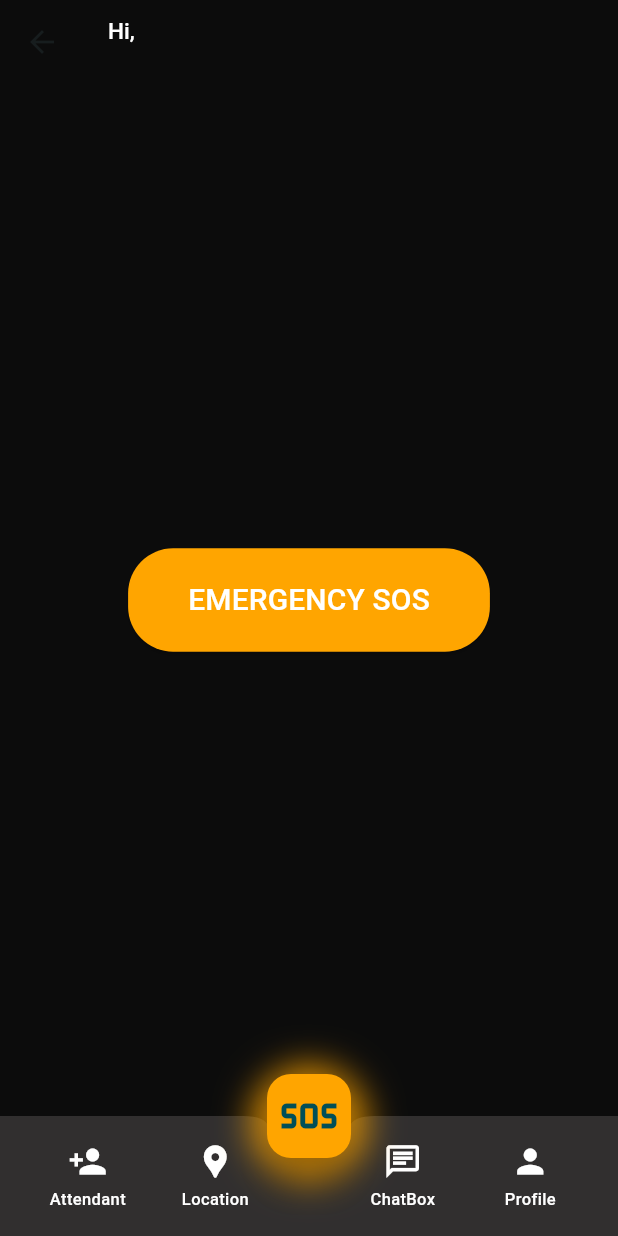
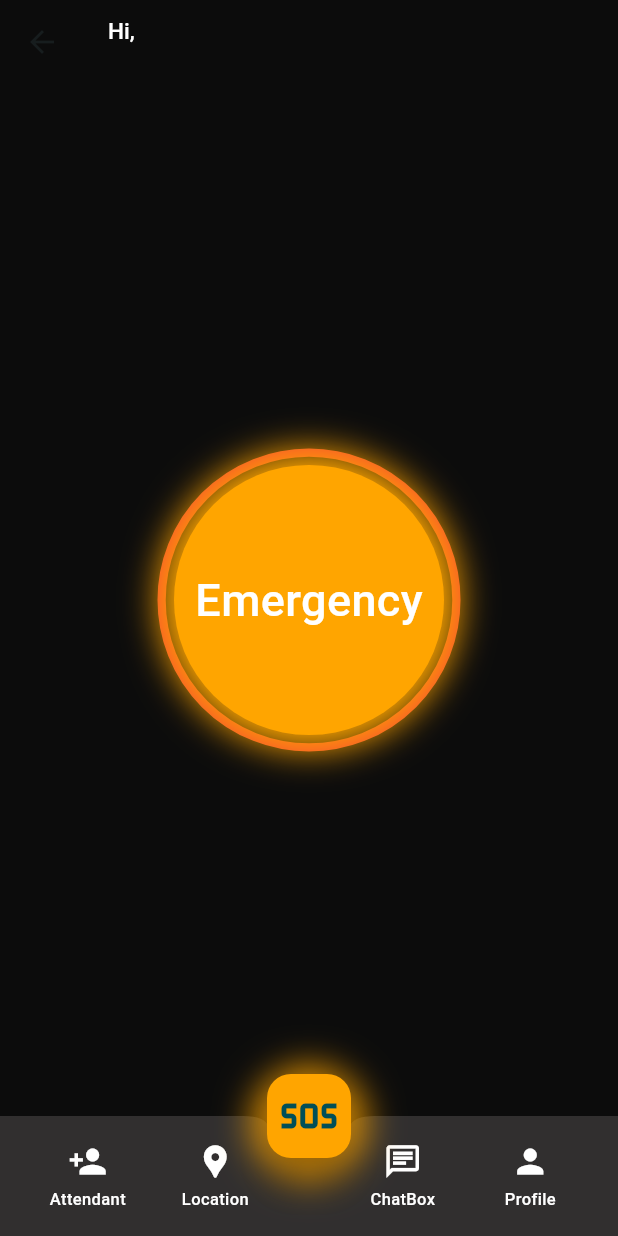
Before and after one commit to BaviskarMahesh/NexaCare, a Flutter app: the HomepageUser screen opened by its route, on a phone screen of 412 x 824 dp. Run offline on Flutter 3.47's test engine with Material 3 defaults, Android fonts, the light colour scheme and no system bars; our stand-ins replace cloud_firestore, email_validator, firebase_auth, firebase_core, geocoding, geolocator and 2 more; missing offline and left inert: animated_snack_bar, flutter_picker_plus; accounts and stored records are empty.

Commit message:
sos button added

```diff
--- a/lib/user/homepage_user.dart
+++ b/lib/user/homepage_user.dart
@@ -7,6 +7,8 @@ import 'package:nexacare/user/location/livelocation_page.dart';
 import 'package:nexacare/user/profile/user_profile.dart';
 import 'package:nexacare/utils/navbar.dart';
 
+import 'dart:async';
+
 class HomepageUser extends StatefulWidget {
   const HomepageUser({super.key});
 
@@ -14,10 +16,11 @@ class HomepageUser extends StatefulWidget {
   State<HomepageUser> createState() => _HomepageUserState();
 }
 
-class _HomepageUserState extends State<HomepageUser> {
+class _HomepageUserState extends State<HomepageUser>
+    with TickerProviderStateMixin {
   User? user;
-  int _selectedIndex = 0; // Default to home (SOS)
-  Color _fabColor = const Color(0xffFFA500); // Default FAB color
+  int _selectedIndex = 0;
+  Color _fabColor = const Color(0xffFFA500);
 
   String _userName = "User";
   String _userLocation = "No Location Info";
@@ -25,9 +28,16 @@ class _HomepageUserState extends State<HomepageUser> {
   final List<Widget> _screens = [
     NearAttendant(),
     LivelocationPage(),
-    ChatBox(),
+    Chatbox(),
     UserProfile(),
   ];
+
+  late AnimationController _controller;
+  late Animation<double> _borderAnimation;
+  int countdown = 5;
+  bool isPressed = false;
+  Timer? countdownTimer;
+  Color buttonColor = Color(0xffFFA500);
 
   @override
   void initState() {
@@ -42,6 +52,13 @@ class _HomepageUserState extends State<HomepageUser> {
     });
 
     _fetchUserData();
+
+    _controller = AnimationController(
+      vsync: this,
+      duration: const Duration(seconds: 1),
+    )..repeat(reverse: true);
+
+    _borderAnimation = Tween<double>(begin: 0.0, end: 1.0).animate(_controller);
   }
 
   void _fetchUserData() {
@@ -70,11 +87,10 @@ class _HomepageUserState extends State<HomepageUser> {
 
   void _onFabPressed() {
     setState(() {
-      _fabColor = Colors.red; // Change FAB color on tap
-      _selectedIndex = 0; // Navigate to the SOS screen
+      _fabColor = Colors.red;
+      _selectedIndex = 0;
     });
 
-    // Restore original color after 300ms
     Future.delayed(const Duration(milliseconds: 300), () {
       if (mounted) {
         setState(() {
@@ -84,12 +100,47 @@ class _HomepageUserState extends State<HomepageUser> {
     });
   }
 
+  void startCountdown() {
+    setState(() {
+      isPressed = true;
+    });
+
+    countdownTimer = Timer.periodic(const Duration(seconds: 1), (timer) {
+      if (countdown > 1) {
+        setState(() {
+          countdown--;
+          buttonColor = countdown % 2 == 0 ? Color(0xffFFA500) : Colors.red;
+        });
+      } else {
+        timer.cancel();
+        sendSOSAlert();
+        resetButton();
+      }
+    });
+  }
+
+  void resetButton() {
+    setState(() {
+      countdown = 5;
+      isPressed = false;
+      buttonColor = Color(0xffFFA500);
+    });
+  }
+
+  void sendSOSAlert() {
+    print("SOS triggered");
+  }
+
+  @override
+  void dispose() {
+    _controller.dispose();
+    super.dispose();
+  }
+
   @override
   Widget build(BuildContext context) {
     return Scaffold(
       backgroundColor: const Color(0xff0C0C0C),
-
-      // Show AppBar only on SOS screen (index == 0)
       appBar:
           _selectedIndex == 0
               ? AppBar(
@@ -116,35 +167,66 @@ class _HomepageUserState extends State<HomepageUser> {
                 ),
                 backgroundColor: const Color(0xff0C0C0C),
               )
-              : null, // Hide AppBar for other screens
-
+              : null,
       body:
           _selectedIndex == 0
               ? Center(
-                child: ElevatedButton(
-                  onPressed: () {
-                    print(
-                      "🚨 SOS BUTTON PRESSED! Implement SOS function here.",
-                    );
+                child: GestureDetector(
+                  onLongPress: startCountdown,
+                  onLongPressEnd: (details) {
+                    countdownTimer?.cancel();
+                    resetButton();
                   },
-                  style: ElevatedButton.styleFrom(
-                    backgroundColor: const Color(0xffFFA500),
-                    padding: const EdgeInsets.symmetric(
-                      vertical: 20,
-                      horizontal: 40,
-                    ),
-                    shape: RoundedRectangleBorder(
-                      borderRadius: BorderRadius.circular(30),
-                    ),
-                  ),
-                  child: const Text(
-                    "EMERGENCY SOS",
-                    style: TextStyle(fontSize: 20, color: Colors.white),
+                  child: Stack(
+                    alignment: Alignment.center,
+                    children: [
+                      AnimatedBuilder(
+                        animation: _controller,
+                        builder: (context, child) {
+                          return Container(
+                            width: 200 + (_borderAnimation.value * 20),
+                            height: 200 + (_borderAnimation.value * 20),
+                            decoration: BoxDecoration(
+                              shape: BoxShape.circle,
+                              border: Border.all(
+                                color: Colors.red,
+                                width: 5 + (_borderAnimation.value * 5),
+                              ),
+                            ),
+                          );
+                        },
+                      ),
+                      AnimatedContainer(
+                        duration: const Duration(milliseconds: 300),
+                        width: isPressed ? 150 : 180,
+                        height: isPressed ? 150 : 180,
+                        decoration: BoxDecoration(
+                          color: buttonColor,
+                          shape: BoxShape.circle,
+                          boxShadow: [
+                            BoxShadow(
+                              color: Color(0xffFFA500),
+                              blurRadius: 20,
+                              spreadRadius: 10,
+                            ),
+                          ],
+                        ),
+                        child: Center(
+                          child: Text(
+                            isPressed ? "$countdown" : "Emergency",
+                            style: const TextStyle(
+                              fontFamily: 'Font1',
+                              fontSize: 30,
+                              color: Colors.white,
+                            ),
+                          ),
+                        ),
+                      ),
+                    ],
                   ),
                 ),
               )
-              : _screens[_selectedIndex - 1], // Display other screens
-
+              : _screens[_selectedIndex - 1],
       floatingActionButton: Container(
         decoration: BoxDecoration(
           shape: BoxShape.circle,
@@ -162,11 +244,11 @@ class _HomepageUserState extends State<HomepageUser> {
           backgroundColor: _fabColor,
           splashColor: Colors.amber.shade600,
           elevation: 10,
+          heroTag: "Unique_sos_fab",
           child: const Icon(Icons.sos, size: 40),
         ),
       ),
       floatingActionButtonLocation: FloatingActionButtonLocation.centerDocked,
-
       bottomNavigationBar: CustomBottomNav(
         currentIndex: _selectedIndex,
         onTabSelected: _onTabSelected,
```
Also changed, not shown: lib/services/chatBox/chatBox.dart (+9 -151 lines), 4 other files.
